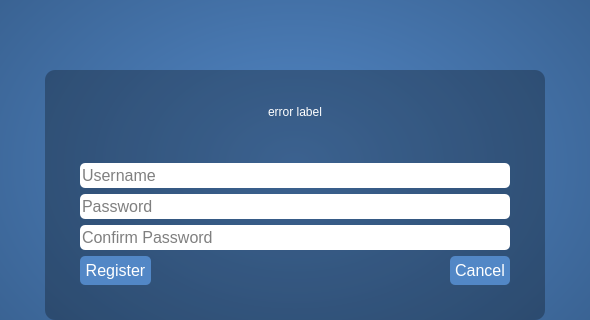
First picture: the form in Software-Engineering/mainwindow.ui, repository WBatt/Software-Engineering, before the edit; both pictures show x 105 to 695 and y 125 to 445 of the 800 by 578 pixel window.
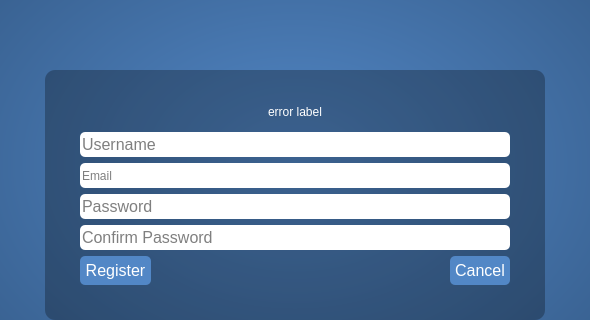
Second picture: the form after the edit. The open tabs and pages were chosen to show the change. Icons and pictures are not drawn. Custom widgets are drawn as their Qt base class.

Commit message: added email to register

The edit to the form file:
```diff
--- a/Software-Engineering/mainwindow.ui
+++ b/Software-Engineering/mainwindow.ui
@@ -180,6 +180,23 @@
                </item>
               </layout>
              </item>
+             <item>
+              <layout class="QHBoxLayout" name="horizontalLayout_6">
+               <item>
+                <widget class="CustomLineEdit" name="lineEdit_email">
+                 <property name="minimumSize">
+                  <size>
+                   <width>0</width>
+                   <height>25</height>
+                  </size>
+                 </property>
+                 <property name="placeholderText">
+                  <string>Email</string>
+                 </property>
+                </widget>
+               </item>
+              </layout>
+             </item>
              <item>
               <layout class="QHBoxLayout" name="horizontalLayout_7">
                <item>
```
Left out of the diff: 4 changed lines with no effect on the pictures.
